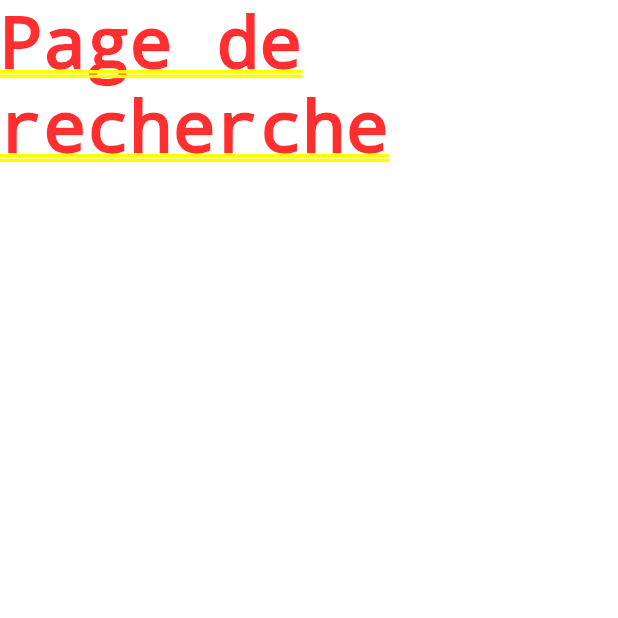
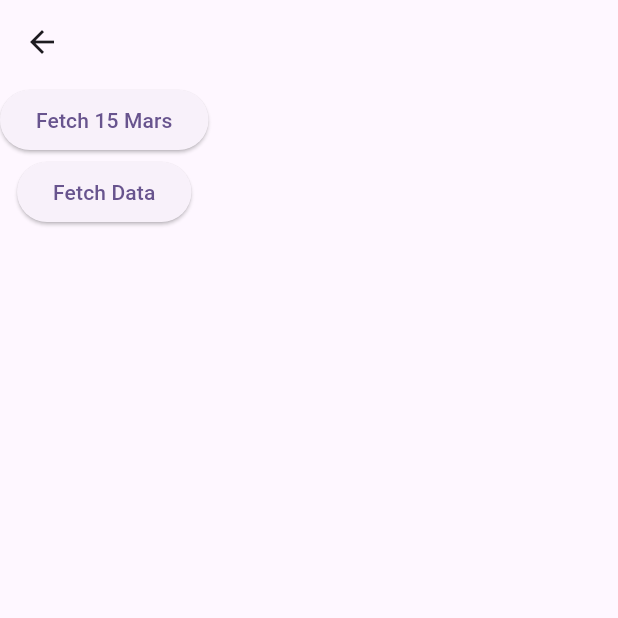
Before and after one commit to iwizy59/enchanteddiary, a Flutter app: the screen it shows after launch, item 3 of the bottom bar chosen, on a phone screen of 412 x 824 dp, the top half of it. Run offline on Flutter 3.47's test engine with Material 3 defaults, Android fonts, the phone set to English and light mode, and no system bars; our stand-ins replace dots_indicator, sqflite, table_calendar; accounts and stored records are empty.

```diff
--- /dev/null
+++ b/lib/database/models/note_model.dart
@@ -0,0 +1,43 @@
+import 'package:flutter/material.dart';
+
+class Note {
+  final int? id;
+  final String title;
+  final String text;
+  final Color color;
+  final DateTime date;
+
+  Note({
+    required this.id,
+    required this.title,
+    required this.text,
+    required this.color,
+    required this.date,
+  });
+
+  factory Note.fromJson(Map<String, dynamic> json) => Note(
+        id: json['id'],
+        title: json['title'],
+        text: json['text'],
+        color: hexToColor(json['color']),
+        date: DateTime.parse(json['date']),
+      );
+
+  Map<String, dynamic> toJson() => {
+        'id': id,
+        'title': title,
+        'text': text,
+        'color': colorToHex(color),
+        'date': date.toIso8601String(),
+      };
+
+  static Color hexToColor(String hexColor) {
+    final hexCode = hexColor.replaceAll('#', '');
+    return Color(int.parse('FF$hexCode', radix: 16));
+  }
+
+  // Méthode pour convertir une couleur Color en sa représentation hexadécimale
+  static String colorToHex(Color color) {
+    return '#${color.value.toRadixString(16).substring(2)}';
+  }
+}
--- a/lib/search_page.dart
+++ b/lib/search_page.dart
@@ -1,10 +1,46 @@
+import 'package:enchanteddiary/database/data_sources/note_data_source.dart';
 import 'package:flutter/material.dart';
+
+import 'database/models/note_model.dart';
 
 class Search extends StatelessWidget {
   @override
   Widget build(BuildContext context) {
-    return Text(
-      "Page de recherche",
-    );
+    return Scaffold(
+        appBar: AppBar(),
+        body: SafeArea(
+            child: Column(
+          children: [
+            ElevatedButton(
+                onPressed: () async {
+                  Note? thisNote = await NoteDataSource.getNoteForDate(
+                      DateTime(DateTime.now().year, 3, 15));
+                  if (thisNote != null) {
+                    print(thisNote.id);
+                    print(thisNote.title);
+                    print(thisNote.text);
+                    print(thisNote.date);
+                    print(thisNote.color);
+                    print("\n");
+                  } else {
+                    print("hess");
+                  }
+                },
+                child: Text("Fetch 15 Mars")),
+            ElevatedButton(
+                onPressed: () async {
+                  List<Note> list = await NoteDataSource.getAllNotes();
+                  for (var element in list) {
+                    print(element.id);
+                    print(element.title);
+                    print(element.text);
+                    print(element.date);
+                    print(element.color);
+                    print("\n");
+                  }
+                },
+                child: Text("Fetch Data")),
+          ],
+        )));
   }
 }
--- a/pubspec.yaml
+++ b/pubspec.yaml
@@ -34,6 +34,8 @@ dependencies:
   shared_preferences: ^2.0.0
   intl: ^0.19.0
   dots_indicator: ^2.1.1
+  sqflite: ^2.3.2
+  path: ^1.9.0
 
   # The following adds the Cupertino Icons font to your application.
   # Use with the CupertinoIcons class for iOS style icons.
```
Also changed, not shown: lib/add_entry/add_entry.dart (+66 -8 lines), lib/database/data_sources/note_data_source.dart (added, +56 -0 lines), lib/database/database_helper.dart (added, +22 -0 lines), pubspec.lock, 6 other files.
